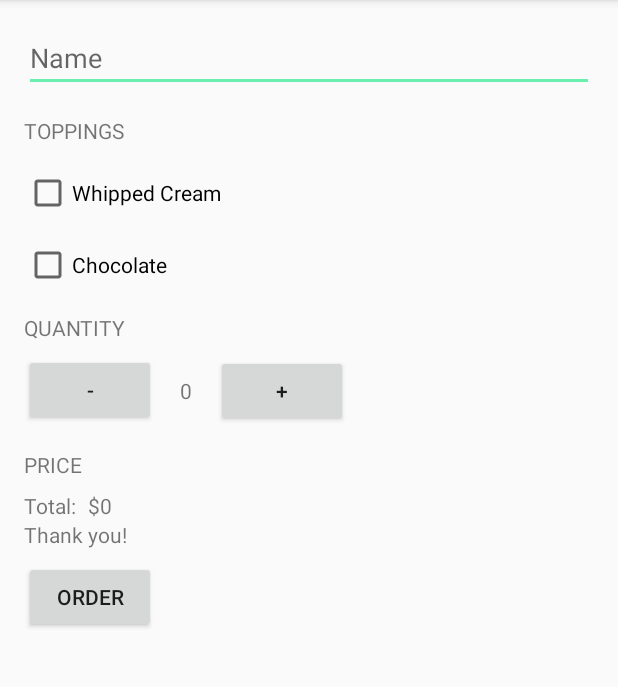
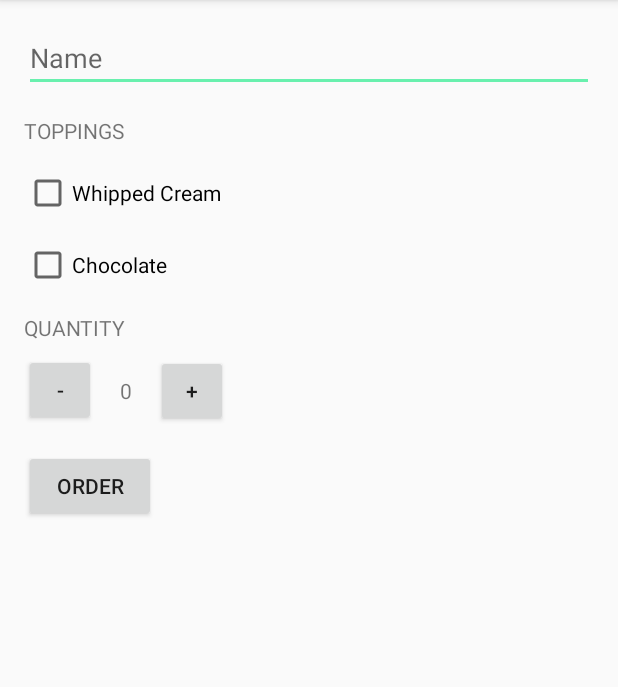
Before and after one commit to Pujolsluis/udacityAndroidBasicCoursePract, an Android app: the screen it shows after launch (MainActivity), after a tap on "ORDER", on a phone screen of 412 x 824 dp, the part 84-771 px from its top. Run offline under Robolectric (Android 15) with nearby library versions, the phone set to English and light mode, and no system bars.

Commit message:
ADD "Eliminated the price info in the project, also added the intent to send the order details through email"

```diff
--- a/JustJava/app/src/main/java/com/pujolsluis/android/justjava/MainActivity.java
+++ b/JustJava/app/src/main/java/com/pujolsluis/android/justjava/MainActivity.java
@@ -1,5 +1,6 @@
 package com.pujolsluis.android.justjava;
 
+import android.content.Intent;
 import android.os.Bundle;
 import android.support.v7.app.AppCompatActivity;
 import android.view.View;
@@ -7,43 +8,31 @@ import android.widget.CheckBox;
 import android.widget.EditText;
 import android.widget.TextView;
 
+import static android.content.Intent.ACTION_SEND;
+import static android.content.Intent.EXTRA_SUBJECT;
+import static android.content.Intent.EXTRA_TEXT;
+
 public class MainActivity extends AppCompatActivity {
 
     Integer quantity = 0;
-    TextView thankyouTextView;
-    TextView orderTotalTextView;
     TextView quantityTextView;
 
     @Override
     protected void onCreate(Bundle savedInstanceState) {
         super.onCreate(savedInstanceState);
         setContentView(R.layout.activity_main);
-
-        thankyouTextView = (TextView) findViewById(R.id.textView_thankYou);
         quantityTextView = (TextView) findViewById(R.id.textView_QuantityTotal);
-        orderTotalTextView = (TextView) findViewById(R.id.textView_priceTotal);
 
     }
 
 
     public void increaseQuantity(View v){
         quantity++;
-
-        if(thankyouTextView.getVisibility() == View.VISIBLE){
-            orderTotalTextView.setText("$0");
-            thankyouTextView.setVisibility(View.GONE);
-        }
-
         quantityTextView.setText(quantity.toString());
 
     }
 
     public void decreaseQuantity(View v){
-
-        if(thankyouTextView.getVisibility() == View.VISIBLE){
-            orderTotalTextView.setText("$0");
-            thankyouTextView.setVisibility(View.GONE);
-        }
 
         if(quantity > 0){
             quantity--;
@@ -63,9 +52,17 @@ public class MainActivity extends AppCompatActivity {
         if(whippedCream.isChecked()) orderTotal++;
         if(chocolate.isChecked()) orderTotal += 2;
 
-        orderTotalTextView.setText("$" + orderTotal.toString());
-        thankyouTextView.setText("Thank you! " + name);
-        thankyouTextView.setVisibility(View.VISIBLE);
+        String bodyText = "Name: " + name + "\n" + "Add whipped cream? " + whippedCream.isChecked() + "\n" + "Add chocolate? " + chocolate.isChecked()
+                + "Quantity: " + quantity + "\n" + "Total: $" + orderTotal + "\n" + "Thank you!";
+
+        Intent sendEmail = new Intent(ACTION_SEND);
+        sendEmail.setType("text/plain");
+        sendEmail.putExtra(EXTRA_SUBJECT, "Just Java order for " + name);
+        sendEmail.putExtra(EXTRA_TEXT, bodyText);
+
+        if(sendEmail.resolveActivity(getPackageManager()) != null){
+            startActivity(sendEmail);
+        }
     }
 
 }
--- a/JustJava/app/src/main/res/layout/activity_main.xml
+++ b/JustJava/app/src/main/res/layout/activity_main.xml
@@ -27,7 +27,7 @@
         app:layout_constraintTop_toBottomOf="@+id/textView2"
         android:layout_marginStart="16dp"
         app:layout_constraintLeft_toLeftOf="parent"
-        android:layout_width="88dp"
+        android:layout_width="48dp"
         android:onClick="decreaseQuantity"/>
 
     <TextView
@@ -48,61 +48,21 @@
         app:layout_constraintTop_toTopOf="@+id/textView_QuantityTotal"
         android:layout_marginStart="16dp"
         app:layout_constraintLeft_toRightOf="@+id/textView_QuantityTotal"
-        android:layout_width="88dp"
-        android:onClick="increaseQuantity"/>
+        android:onClick="increaseQuantity"
+        android:layout_width="48dp" />
 
-    <TextView
-        android:text="@string/textView_price"
-        android:layout_width="wrap_content"
-        android:layout_height="wrap_content"
-        android:id="@+id/textView_price"
-        android:textAllCaps="true"
-        android:layout_marginTop="16dp"
-        app:layout_constraintTop_toBottomOf="@+id/button_decreaseQ"
-        android:layout_marginStart="16dp"
-        app:layout_constraintLeft_toLeftOf="parent" />
-
-    <TextView
-        android:text="@string/textView_totalPrice"
-        android:layout_width="wrap_content"
-        android:layout_height="wrap_content"
-        android:layout_marginStart="16dp"
-        app:layout_constraintLeft_toLeftOf="parent"
-        android:layout_marginTop="8dp"
-        app:layout_constraintTop_toBottomOf="@+id/textView_price"
-        android:id="@+id/textView_total" />
-
-    <TextView
-        android:text="@string/textView_defaultPriceValue"
-        android:layout_width="wrap_content"
-        android:layout_height="wrap_content"
-        android:id="@+id/textView_priceTotal"
-        app:layout_constraintTop_toTopOf="@+id/textView_total"
-        android:layout_marginStart="8dp"
-        app:layout_constraintLeft_toRightOf="@+id/textView_total"
-        app:layout_constraintBottom_toBottomOf="@+id/textView_total" />
-
-    <TextView
-        android:text="@string/textView_thankyou"
-        android:layout_width="wrap_content"
-        android:layout_height="wrap_content"
-        android:id="@+id/textView_thankYou"
-        app:layout_constraintLeft_toLeftOf="@+id/textView_total"
-        app:layout_constraintTop_toBottomOf="@+id/textView_total"
-        android:visibility="gone" />
 
     <Button
         android:text="@string/textView_order"
         android:layout_width="wrap_content"
         android:layout_height="wrap_content"
         android:id="@+id/button_Order"
-        android:layout_marginTop="8dp"
-        app:layout_constraintTop_toBottomOf="@+id/textView_thankYou"
+        app:layout_constraintTop_toBottomOf="@+id/button_decreaseQ"
         android:layout_marginStart="16dp"
         app:layout_constraintLeft_toLeftOf="parent"
         tools:text="Order"
         android:onClick="orderCoffe"
-        />
+        android:layout_marginTop="16dp" />
 
     <EditText
         android:layout_height="wrap_content"
```
